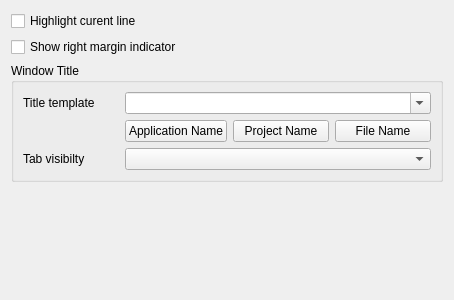
prymatex/prymatex, file resources/ui/settings/general.ui: the form before one commit.
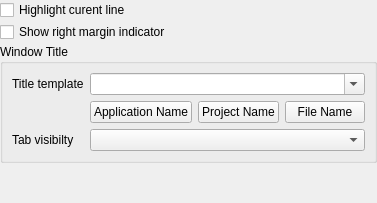
The form after the commit. Icons and pictures are not drawn.

What changed in the file:
```diff
--- a/resources/ui/settings/general.ui
+++ b/resources/ui/settings/general.ui
@@ -2,14 +2,6 @@
 <ui version="4.0">
  <class>General</class>
  <widget class="QWidget" name="General">
-  <property name="geometry">
-   <rect>
-    <x>0</x>
-    <y>0</y>
-    <width>454</width>
-    <height>300</height>
-   </rect>
-  </property>
   <property name="windowTitle">
    <string>General</string>
   </property>
@@ -18,6 +10,12 @@
     <normaloff>:/icons/icons/Prymatex_Logo.png</normaloff>:/icons/icons/Prymatex_Logo.png</iconset>
   </property>
   <layout class="QVBoxLayout" name="verticalLayout">
+   <property name="spacing">
+    <number>2</number>
+   </property>
+   <property name="margin">
+    <number>0</number>
+   </property>
    <item>
     <widget class="QCheckBox" name="checkBox">
      <property name="text">
```
Left out of the diff: 4 changed lines with no effect on the pictures.
